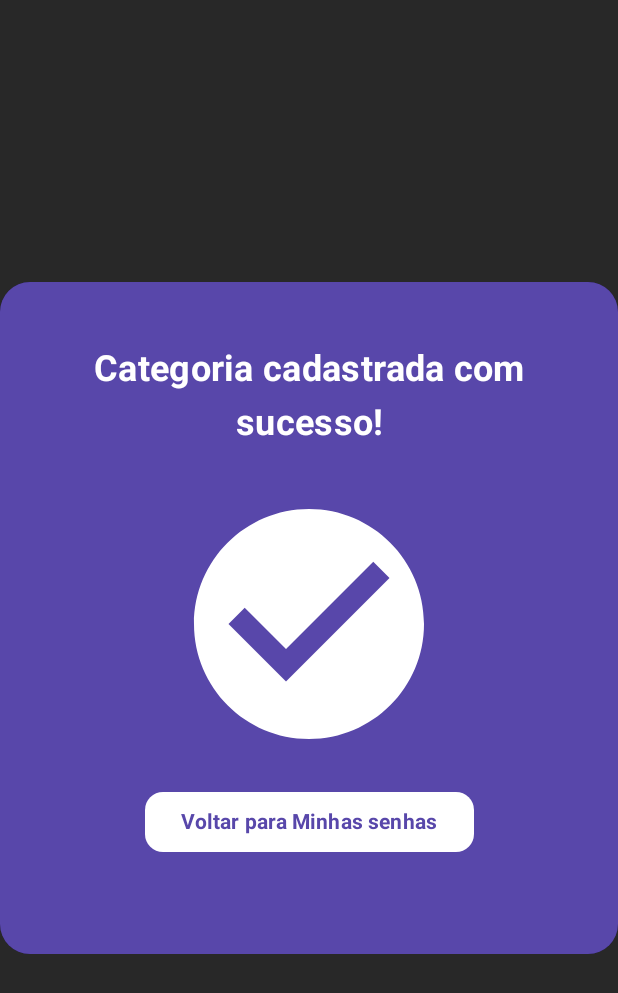
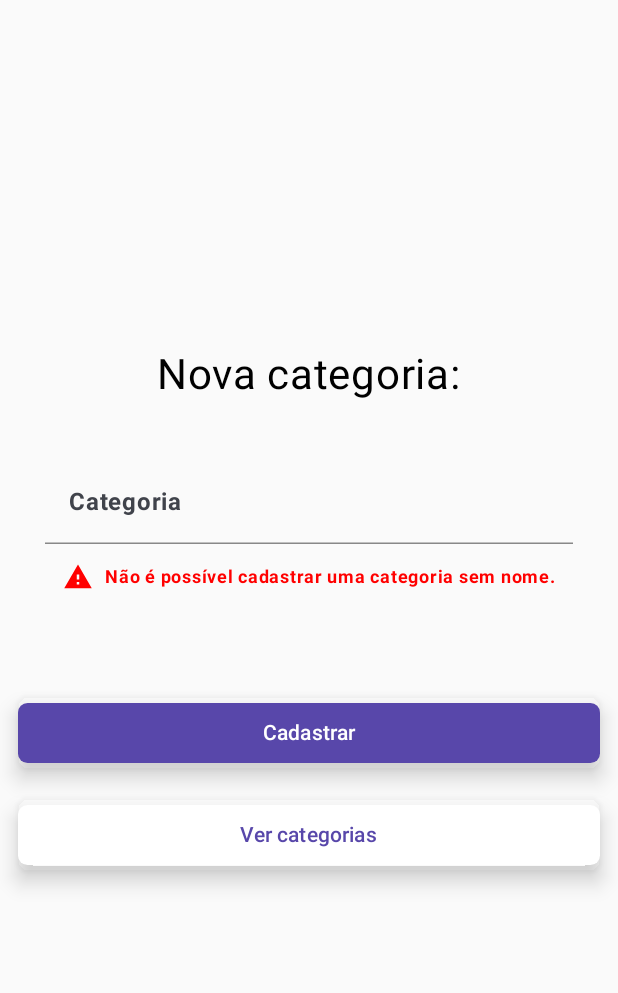
Before and after one commit to LeticiaSumida/PI3-Turma4-5, an Android app built with Jetpack Compose: the CategoryActivity screen opened directly, with no data from a screen before it, after a tap on "Cadastrar", on a phone screen of 412 x 824 dp. Shown: the top 993 px of the screen. Run offline under Robolectric (Android 15) with nearby library versions, the phone set to English and light mode, and no system bars; our stand-ins replace Firebase (no records; nobody signed in at launch, a user with empty details on screens opened directly).

Commit message:
modais de sucesso login e cadastro, nao eh possivel cadastrar categoria sem nome

```diff
--- a/SuperID/app/src/main/java/br/edu/puc/superid/CategoryActivity.kt
+++ b/SuperID/app/src/main/java/br/edu/puc/superid/CategoryActivity.kt
@@ -72,34 +72,28 @@ class CategoryActivity : ComponentActivity() {
         val activity = context as? Activity
         var categoria by remember { mutableStateOf("") }
         var erroCategoria by remember { mutableStateOf(false) }
+        var erroCategoriaVazia by remember { mutableStateOf(false) } // novo estado para categoria vazia
         var categorias = remember { mutableStateListOf<String>() }
         var mostrarDialog by remember { mutableStateOf(false) }
         var erroInterno by remember { mutableStateOf(false) }
 
-
-
         Column(
-            modifier = Modifier
-
-
-                .fillMaxSize(),
+            modifier = Modifier.fillMaxSize(),
             horizontalAlignment = Alignment.CenterHorizontally,
             verticalArrangement = Arrangement.Center
-
         ) {
             Text(
                 "Nova categoria:",
-                modifier = Modifier
-                    .padding(bottom = 30.dp),
+                modifier = Modifier.padding(bottom = 30.dp),
                 fontSize = 28.sp
             )
             UnderlineTextField(
                 value = categoria,
                 onValueChange = { categoria = it },
                 label = "Categoria"
-
             )
 
+            // Aviso se categoria já cadastrada
             if (erroCategoria) {
                 Row(
                     verticalAlignment = Alignment.CenterVertically,
@@ -123,10 +117,41 @@ class CategoryActivity : ComponentActivity() {
                 }
             }
 
+            // Aviso se categoria vazia
+            if (erroCategoriaVazia) {
+                Row(
+                    verticalAlignment = Alignment.CenterVertically,
+                    horizontalArrangement = Arrangement.Center,
+                    modifier = Modifier
+                        .padding(bottom = 8.dp)
+                        .fillMaxWidth()
+                ) {
+                    Icon(
+                        imageVector = Icons.Default.Warning,
+                        contentDescription = "Aviso",
+                        tint = Color.Red,
+                        modifier = Modifier.size(20.dp)
+                    )
+                    Spacer(modifier = Modifier.width(8.dp))
+                    Text(
+                        text = "Não é possível cadastrar uma categoria sem nome.",
+                        color = Color.Red,
+                        fontWeight = FontWeight.Bold,
+                        fontSize = 12.sp
+                    )
+                }
+            }
+
             Button(
                 onClick = {
                     erroCategoria = false
                     erroInterno = false
+                    erroCategoriaVazia = false
+
+                    if (categoria.trim().isEmpty()) {
+                        erroCategoriaVazia = true
+                        return@Button
+                    }
 
                     val user = Firebase.auth.currentUser
                     val uid = user?.uid
@@ -167,7 +192,7 @@ class CategoryActivity : ComponentActivity() {
                 Text("Cadastrar", color = branco)
             }
 
-
+            // ... resto do código de AlertDialog e botões permanece igual
 
             if (mostrarDialog) {
                 AlertDialog(
@@ -220,7 +245,6 @@ class CategoryActivity : ComponentActivity() {
                 )
             }
 
-
             if (erroInterno) {
                 AlertDialog(
                     onDismissRequest = { erroInterno = false },
@@ -238,62 +262,8 @@ class CategoryActivity : ComponentActivity() {
                     }
                 )
             }
-            val context = LocalContext.current
-            val activity = context as? Activity
-
-            if (mostrarDialog) {
-                AlertDialog(
-                    onDismissRequest = { mostrarDialog = false },
-                    title = null,
-                    text = {
-                        Column(
-                            modifier = Modifier
-                                .fillMaxWidth()
-                                .padding(16.dp),
-                            horizontalAlignment = Alignment.CenterHorizontally
-                        ) {
-                            Text(
-                                text = "Categoria cadastrada com sucesso!",
-                                color = branco,
-                                fontSize = 24.sp,
-                                fontWeight = FontWeight.Bold,
-                                textAlign = TextAlign.Center,
-                                modifier = Modifier.padding(bottom = 24.dp),
-                                lineHeight = 36.sp
-                            )
-                            Icon(
-                                imageVector = Icons.Default.CheckCircle,
-                                contentDescription = "Sucesso",
-                                tint = Color.White,
-                                modifier = Modifier
-                                    .size(200.dp)
-                                    .padding(bottom = 16.dp)
-                            )
-                            Button(
-                                onClick = { mostrarDialog = false
-                                    activity?.finish()},
-                                colors = ButtonDefaults.buttonColors(containerColor = branco),
-                                shape = RoundedCornerShape(12.dp)
-                            ) {
-                                Text(
-                                    text = "Voltar para Minhas senhas",
-                                    color = roxo,
-                                    fontWeight = FontWeight.Bold
-                                )
-                            }
-                        }
-                    },
-                    containerColor = roxo,
-                    shape = RoundedCornerShape(20.dp),
-                    tonalElevation = 8.dp,
-                    confirmButton = {}
-                )
-            }
-
 
             Button(
-
-
                 onClick = {
                     val intent = Intent(context, CategoriesScreenActivity::class.java)
                     context.startActivity(intent)
@@ -306,9 +276,8 @@ class CategoryActivity : ComponentActivity() {
                     .shadow(
                         elevation = 8.dp,
                         shape = RoundedCornerShape(16),
-                        ambientColor = cinzaclaro, // Roxo mais claro para a sombra
+                        ambientColor = cinzaclaro,
                         spotColor = cinzaescuro
-
                     )
             ) {
                 Text(
@@ -318,6 +287,7 @@ class CategoryActivity : ComponentActivity() {
             }
         }
     }
+
 
 
     fun addFirestoreCategoria(categoria: String) {
```
Also changed, not shown: SuperID/app/src/main/java/br/edu/puc/superid/SignInActivity.kt (+91 -32 lines), SuperID/app/src/main/java/br/edu/puc/superid/SignUpActivity.kt (+58 -23 lines). Lines whose indentation alone changed are shown as unchanged.
